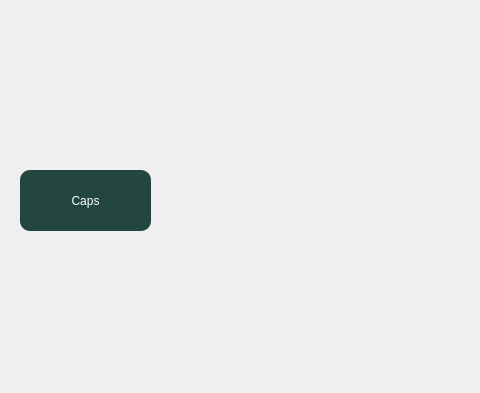
Before: the Qt Designer form textkeypad.ui in deepthagreenmed/VitrectomyMain, drawn with Qt 5; both pictures show x 0 to 480 and y 0 to 393 of the 1437 by 393 pixel window.
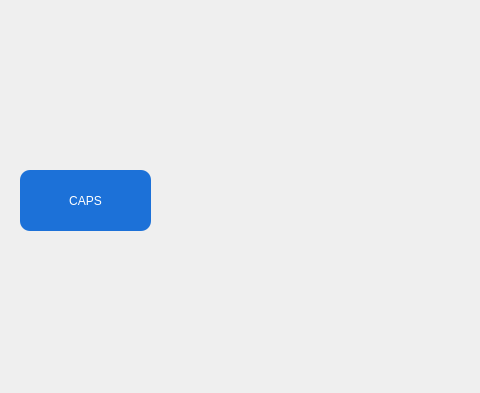
After: the same form once the commit is applied. Icons and pictures are not drawn.

Diff of the .ui file:
```diff
--- a/textkeypad.ui
+++ b/textkeypad.ui
@@ -1007,12 +1007,13 @@
     </rect>
    </property>
    <property name="styleSheet">
-    <string notr="true">background-color: rgb(35, 71, 64);
+    <string notr="true">background-color: rgb(28, 113, 216);
+font: 20pt &quot;Ubuntu&quot;;
 border-radius:10px;
 color: rgb(255, 255, 255);</string>
    </property>
    <property name="text">
-    <string>Caps</string>
+    <string>CAPS</string>
    </property>
   </widget>
  </widget>
```
